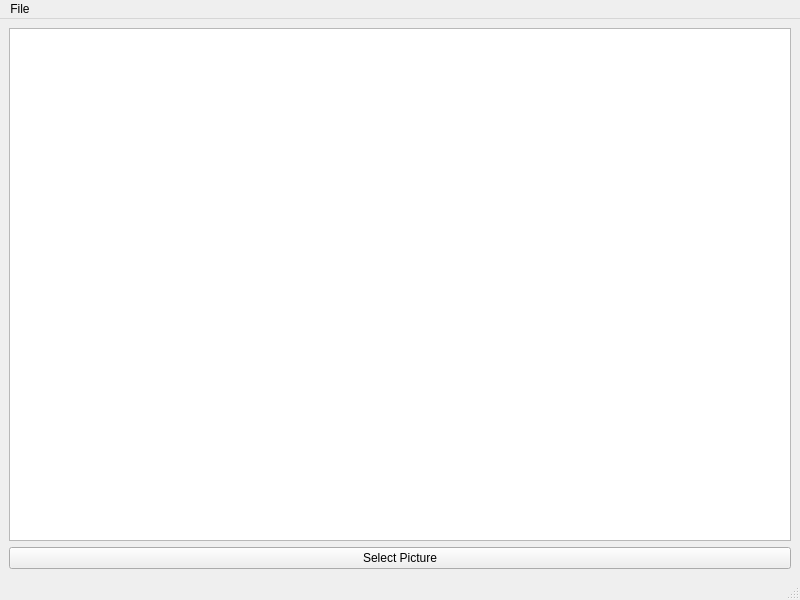
EnterpriseBCMe/MultiMedia, file Mainwindow.ui: the form before one commit.
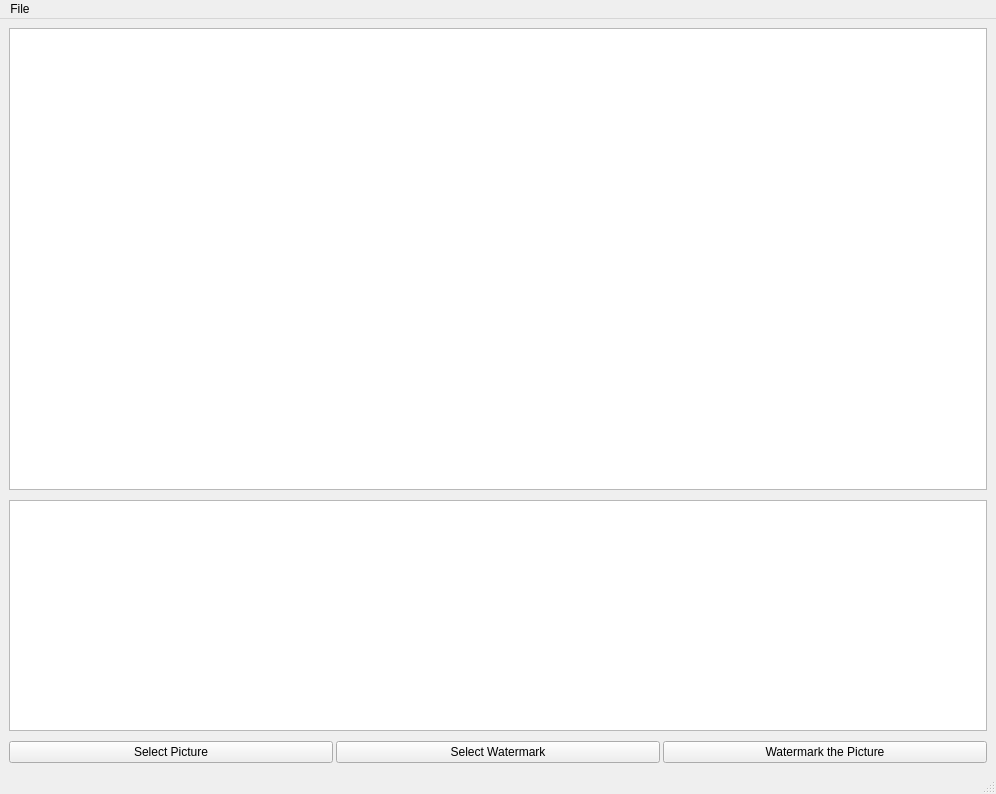
The form after the commit.

Commit message: finish ui and core of the first stage

The edit to the form file:
```diff
--- a/Mainwindow.ui
+++ b/Mainwindow.ui
@@ -6,8 +6,8 @@
    <rect>
     <x>0</x>
     <y>0</y>
-    <width>800</width>
-    <height>600</height>
+    <width>996</width>
+    <height>794</height>
    </rect>
   </property>
   <property name="windowTitle">
@@ -20,7 +20,10 @@
      <verstretch>0</verstretch>
     </sizepolicy>
    </property>
-   <layout class="QVBoxLayout" name="verticalLayout">
+   <layout class="QVBoxLayout" name="verticalLayout" stretch="6,3,1">
+    <property name="spacing">
+     <number>10</number>
+    </property>
     <item>
      <widget class="QGraphicsView" name="picturePreview">
       <property name="minimumSize">
@@ -32,7 +35,21 @@
      </widget>
     </item>
     <item>
-     <widget class="QPushButton" name="selectPcture">
+     <widget class="QGraphicsView" name="watermarkPreview"/>
+    </item>
+    <item>
+     <layout class="QHBoxLayout" name="horizontalLayout" stretch="1,1,1">
+      <property name="spacing">
+       <number>3</number>
+      </property>
+      <property name="topMargin">
+       <number>0</number>
+      </property>
+      <property name="rightMargin">
+       <number>0</number>
+      </property>
+      <item>
+       <widget class="QPushButton" name="selectPicture">
       <property name="sizePolicy">
        <sizepolicy hsizetype="Expanding" vsizetype="Fixed">
         <horstretch>0</horstretch>
@@ -50,6 +67,22 @@
       </property>
      </widget>
     </item>
+      <item>
+       <widget class="QPushButton" name="selectWatermark">
+        <property name="text">
+         <string>Select Watermark</string>
+        </property>
+       </widget>
+      </item>
+      <item>
+       <widget class="QPushButton" name="watermark">
+        <property name="text">
+         <string>Watermark the Picture</string>
+        </property>
+       </widget>
+      </item>
+     </layout>
+    </item>
    </layout>
   </widget>
   <widget class="QMenuBar" name="menubar">
@@ -57,7 +90,7 @@
     <rect>
      <x>0</x>
      <y>0</y>
-     <width>800</width>
+     <width>996</width>
      <height>30</height>
     </rect>
    </property>
```
Left out of the diff: 40 changed lines with no effect on the pictures. Lines whose indentation alone changed are shown as unchanged. The commit also changes 2 other files.
